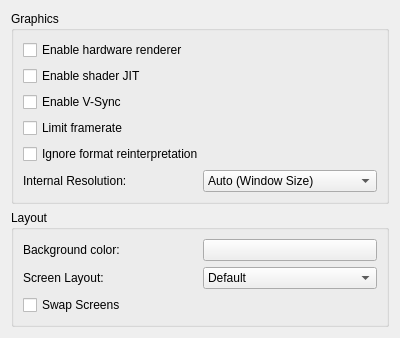
First picture: the form in src/citra_qt/configuration/configure_graphics.ui, repository taken2009/citra, before the edit.
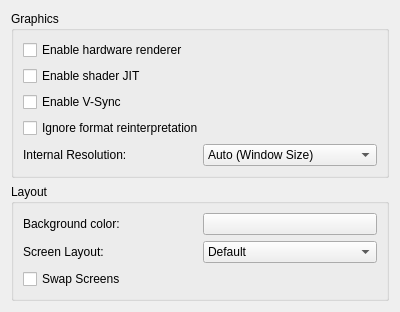
Second picture: the form after the edit.

Commit message: Add "frame limit " option to View, Delete "toggle_framelimit" from config graphics.

The edit to the form file:
```diff
--- a/src/citra_qt/configuration/configure_graphics.ui
+++ b/src/citra_qt/configuration/configure_graphics.ui
@@ -43,13 +43,6 @@
           </property>
          </widget>
         </item>
-        <item>
-         <widget class="QCheckBox" name="toggle_framelimit">
-          <property name="text">
-           <string>Limit framerate</string>
-          </property>
-         </widget>
-        </item>
         <item>
          <widget class="QCheckBox" name="toggle_bos">
           <property name="text">
```
The commit also changes 6 other files.
